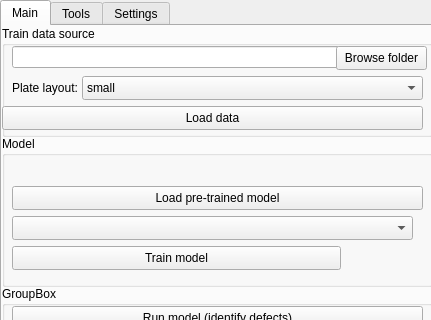
Above: gui_files/empa_gui.ui from sergey32355/ANDRITZ before the change; both pictures show x 0 to 431 and y 0 to 320 of the 431 by 472 pixel window. Below: the same form after it.
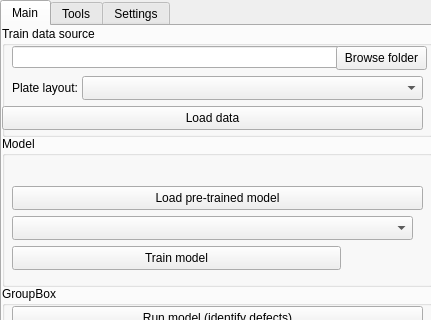
That is the form after the change. The open tabs and pages were chosen to show the change.

The edit to the form file:
```diff
--- a/gui_files/empa_gui.ui
+++ b/gui_files/empa_gui.ui
@@ -75,19 +75,14 @@
         </rect>
        </property>
        <property name="currentIndex">
-        <number>0</number>
+        <number>-1</number>
        </property>
        <property name="placeholderText">
         <string>Choose BPP type</string>
        </property>
        <item>
         <property name="text">
-         <string>small</string>
-        </property>
-       </item>
-       <item>
-        <property name="text">
-         <string>large</string>
+         <string>default</string>
         </property>
        </item>
        <item>
```
Left out of the diff: 2 changed lines with no effect on the pictures.
